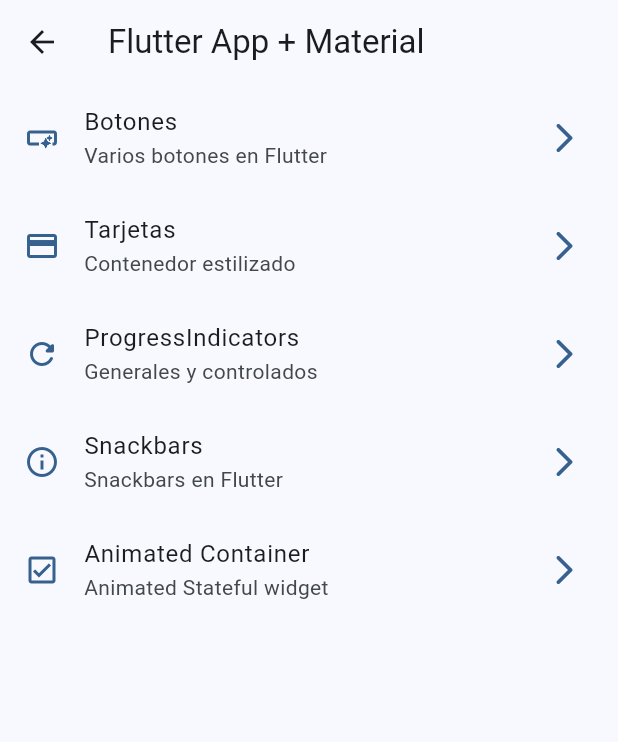
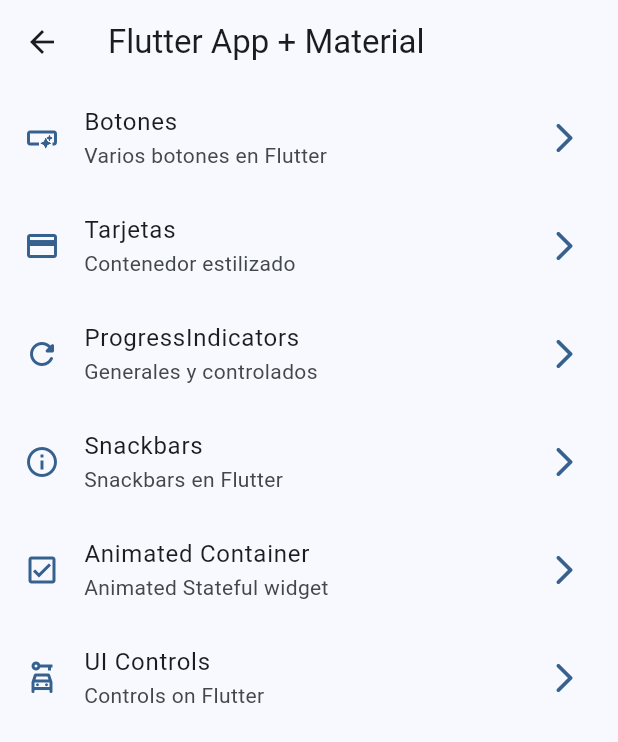
Before and after one commit to JuanDuran85/flutter_projects, a Flutter app: the HomeScreen screen opened directly, on a phone screen of 412 x 824 dp. Shown: the top 742 px of the screen. Run offline on Flutter 3.47's test engine with Material 3 defaults, Android fonts, the phone set to English and light mode, and no system bars; our stand-ins replace animate_do, dio, go_router, google_fonts, video_player; statements that could not run were skipped.

Commit message:
list controller

```diff
--- a/widget_app/lib/config/menu/manu_items.dart
+++ b/widget_app/lib/config/menu/manu_items.dart
@@ -45,4 +45,10 @@ const appMenuItems = <MenuItem>[
     link: '/animated',
     icon: Icons.check_box_outlined,
   ),
+    MenuItem(
+    title: 'UI Controls',
+    subtitle: 'Controls on Flutter',
+    link: '/ui-controls',
+    icon: Icons.car_rental_outlined,
+  ),
 ];
--- a/widget_app/lib/config/router/app_router.dart
+++ b/widget_app/lib/config/router/app_router.dart
@@ -35,6 +35,11 @@ final appRouter = GoRouter(
       name: AnimatedScreen.name,
       path: '/animated',
       builder: (context, state) => const AnimatedScreen(),
-    )
+    ),
+        GoRoute(
+      name: UiControlScreen.name,
+      path: '/ui-controls',
+      builder: (context, state) => const UiControlScreen(),
+    ),
   ],
 );
```
Also changed, not shown: widget_app/lib/presentation/screens/ui_controls/ui_controls_screen.dart (+73 -1 lines).
